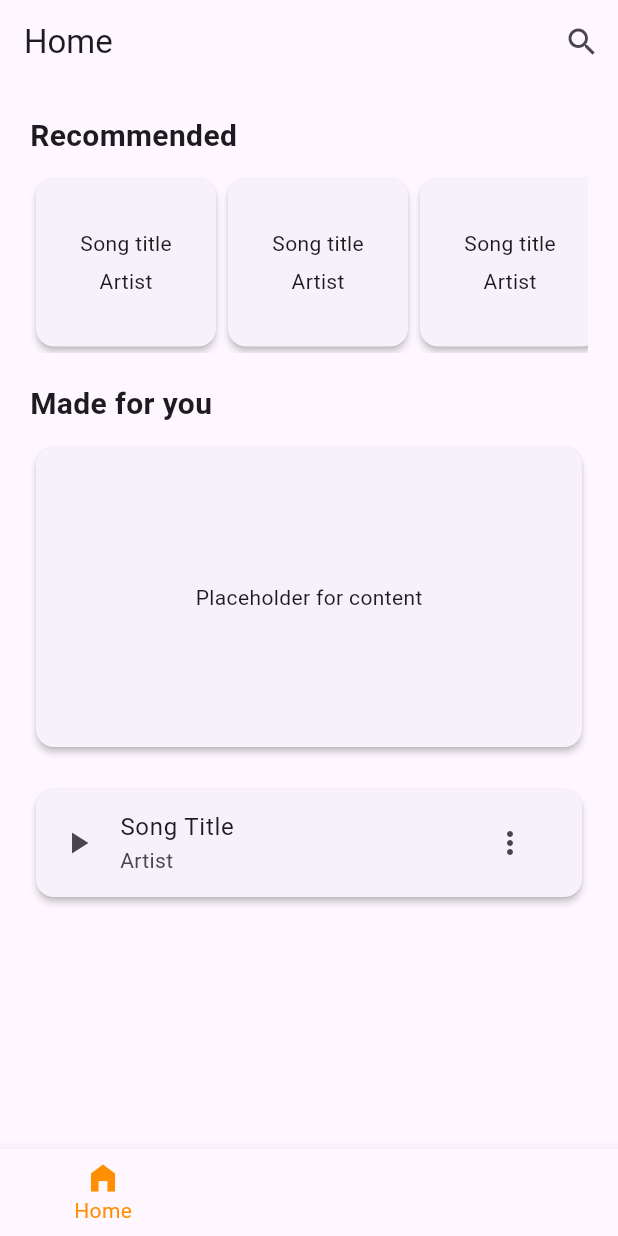
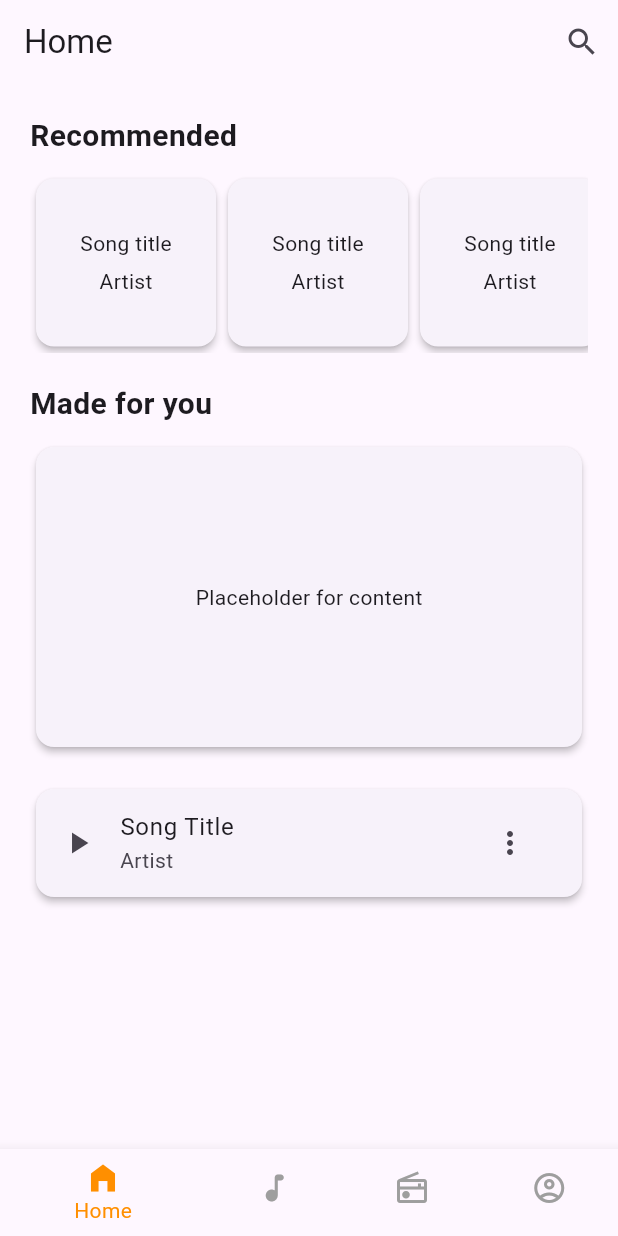
Before and after one commit to pktnnnnnn/ITDS283-Groove, a Flutter app: the screen it shows after launch, after a tap on "Login", on a phone screen of 412 x 824 dp. Run offline on Flutter 3.47's test engine with Material 3 defaults, Android fonts, the phone set to English and light mode, and no system bars; our stand-ins replace audio_video_progress_bar, cloud_firestore, firebase_core; accounts and stored records are empty; network calls fail.

Commit message:
change navbar  button color

```diff
--- a/lib/pages/Home.dart
+++ b/lib/pages/Home.dart
@@ -38,6 +38,8 @@ class _MyAppState extends State<MyApp> {
         body: _pages[_selectedIndex],
         bottomNavigationBar: BottomNavigationBar(
           currentIndex: _selectedIndex,
+
+          unselectedItemColor: Colors.grey,
           selectedItemColor: Colors.amber[800],
           onTap: _onItemTapped,
           items: const <BottomNavigationBarItem>[
```
